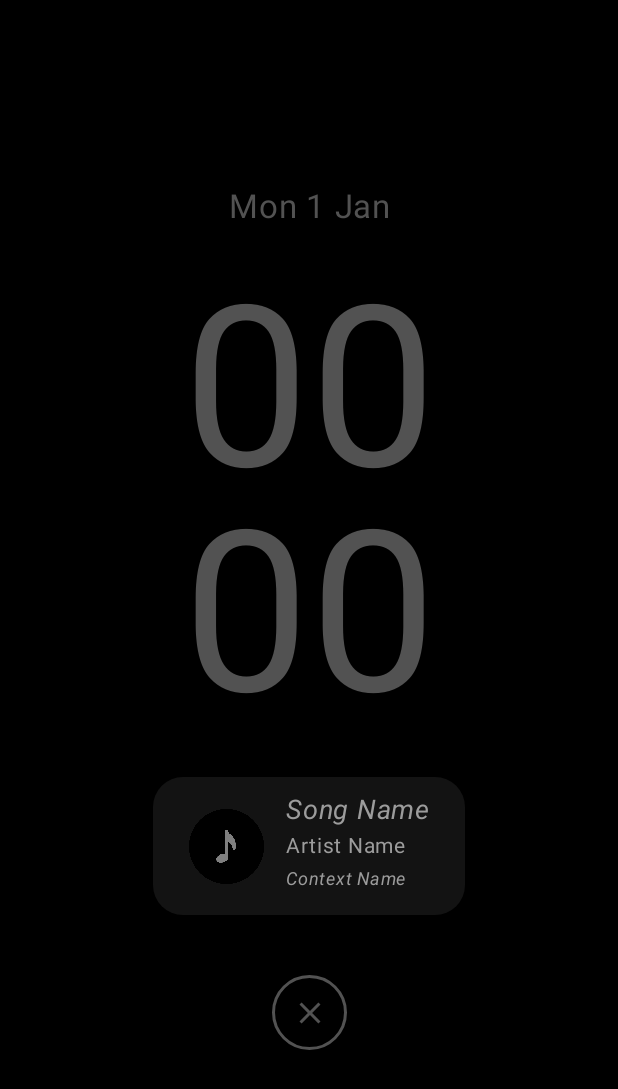
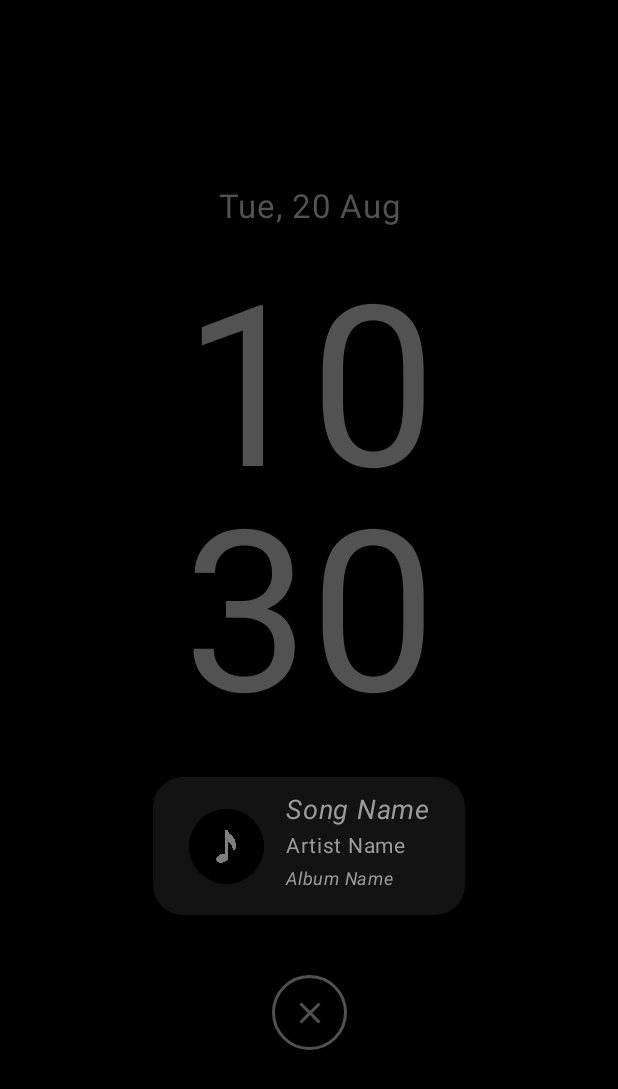
Before and after one commit to ftrono/TestCompose, an Android app built with Jetpack Compose: the ClockActivity screen opened directly, with no data from a screen before it, on a phone screen of 412 x 824 dp. Shown: the top 1089 px of the screen. Run offline under Robolectric (Android 15) with nearby library versions, the phone set to English and light mode, and no system bars; our stand-ins replace livedata-compose.

Commit message:
add Clock date & time update

```diff
--- a/app/src/main/AndroidManifest.xml
+++ b/app/src/main/AndroidManifest.xml
@@ -29,8 +29,8 @@
         </activity>
 
         <activity
-            android:name=".application.FakeLockScreen"
-            android:label="FakeLockScreen"
+            android:name=".application.ClockActivity"
+            android:label="ClockActivity"
             android:theme="@style/Theme.TestCompose"
             android:launchMode="singleInstance"
             android:parentActivityName=".application.MainActivity">
--- a/app/src/main/java/com/ftrono/testCompose/application/FakeLockScreen.kt
+++ b/app/src/main/java/com/ftrono/testCompose/application/ClockActivity.kt
@@ -14,7 +14,6 @@ import androidx.activity.enableEdgeToEdge
 import androidx.compose.foundation.BorderStroke
 import androidx.compose.foundation.Image
 import androidx.compose.foundation.background
-import androidx.compose.foundation.border
 import androidx.compose.foundation.layout.Arrangement
 import androidx.compose.foundation.layout.Box
 import androidx.compose.foundation.layout.Column
@@ -37,7 +36,6 @@ import androidx.compose.material.icons.Icons
 import androidx.compose.material.icons.filled.Close
 import androidx.compose.material3.ButtonDefaults
 import androidx.compose.material3.Card
-import androidx.compose.material3.CardColors
 import androidx.compose.material3.CardDefaults
 import androidx.compose.material3.Icon
 import androidx.compose.material3.OutlinedButton
@@ -45,14 +43,11 @@ import androidx.compose.material3.Surface
 import androidx.compose.material3.Text
 import androidx.compose.runtime.Composable
 import androidx.compose.runtime.getValue
+import androidx.compose.runtime.livedata.observeAsState
 import androidx.compose.runtime.mutableStateOf
 import androidx.compose.runtime.remember
 import androidx.compose.ui.Alignment
 import androidx.compose.ui.Modifier
-import androidx.compose.ui.draw.clip
-import androidx.compose.ui.graphics.ColorFilter
-import androidx.compose.ui.graphics.ColorMatrix
-import androidx.compose.ui.graphics.Shape
 import androidx.compose.ui.graphics.toArgb
 import androidx.compose.ui.platform.LocalConfiguration
 import androidx.compose.ui.res.colorResource
@@ -63,6 +58,7 @@ import androidx.compose.ui.tooling.preview.Preview
 import androidx.compose.ui.unit.dp
 import androidx.compose.ui.unit.sp
 import androidx.compose.ui.zIndex
+import androidx.lifecycle.MutableLiveData
 import com.ftrono.testCompose.R
 import com.ftrono.testCompose.ui.theme.ClockTheme
 import com.ftrono.testCompose.ui.theme.black
@@ -70,16 +66,22 @@ import java.time.LocalDateTime
 import java.time.format.DateTimeFormatter
 
 
-class FakeLockScreen: ComponentActivity() {
+class ClockActivity: ComponentActivity() {
 
-    private val TAG: String = FakeLockScreen::class.java.getSimpleName()
+    private val TAG: String = ClockActivity::class.java.getSimpleName()
 
     //Parameters:
-    private var now: LocalDateTime? = null
     private val dateFormat = DateTimeFormatter.ofPattern("E, dd MMM")
     private val hourFormat = DateTimeFormatter.ofPattern("HH")
     private val minsFormat = DateTimeFormatter.ofPattern("mm")
-    private var clockSeparator: String = "\n"
+
+    //Status:
+    private var currentDate = MutableLiveData<String>("Mon 1 Jan")
+    private var currentHour = MutableLiveData<String>("00")
+    private var currentMins = MutableLiveData<String>("00")
+    private var currentSongPlaying = MutableLiveData<String>("Song Name")
+    private var currentArtistPlaying = MutableLiveData<String>("Artist Name")
+    private var currentAlbumPlaying = MutableLiveData<String>("Album Name")
 
 
     override fun onCreate(savedInstanceState: Bundle?) {
@@ -119,9 +121,15 @@ class FakeLockScreen: ComponentActivity() {
     @Preview(heightDp = 360, widthDp = 800)
     @Composable
     fun ClockScreen() {
+        //States:
         val configuration = LocalConfiguration.current
         val isLandscape by remember { mutableStateOf(configuration.orientation == Configuration.ORIENTATION_LANDSCAPE) }
-        //val separator = if (isLandscape) ":" else "\n"
+        val currentDateState by currentDate.observeAsState()
+        val currentHourState by currentHour.observeAsState()
+        val currentMinsState by currentMins.observeAsState()
+        val currentSongPlayingState by currentSongPlaying.observeAsState()
+        val currentArtistPlayingState by currentArtistPlaying.observeAsState()
+        val currentAlbumPlayingState by currentAlbumPlaying.observeAsState()
 
         Column(
             modifier = Modifier
@@ -136,7 +144,7 @@ class FakeLockScreen: ComponentActivity() {
                 modifier = Modifier
                     .padding(bottom = if (!isLandscape) 20.dp else 10.dp)
                     .fillMaxWidth(),
-                text = "Mon 1 Jan",
+                text = currentDateState!!,
                 color = colorResource(id = R.color.faded_grey),
                 textAlign = TextAlign.Center,
                 fontSize = 22.sp
@@ -155,7 +163,11 @@ class FakeLockScreen: ComponentActivity() {
                     modifier = Modifier
                         .fillMaxWidth()
                         .zIndex(0f),
-                    text = if (!isLandscape) "00\n00" else "00:00",
+                    text = if (!isLandscape) {
+                        "${currentHourState!!}\n${currentMinsState!!}"
+                    } else {
+                        "${currentHourState!!}:${currentMinsState!!}"
+                    },
                     color = colorResource(id = R.color.faded_grey),
                     textAlign = TextAlign.Center,
                     fontSize = if (!isLandscape) 150.sp else 140.sp,
@@ -209,7 +221,7 @@ class FakeLockScreen: ComponentActivity() {
                             modifier = Modifier
                                 .padding(start = 14.dp)
                                 .wrapContentWidth(),
-                            text = "Song Name",
+                            text = currentSongPlayingState!!,
                             color = colorResource(id = R.color.mid_grey),
                             textAlign = TextAlign.Center,
                             fontSize = 18.sp,
@@ -220,18 +232,18 @@ class FakeLockScreen: ComponentActivity() {
                             modifier = Modifier
                                 .padding(start = 14.dp)
                                 .wrapContentWidth(),
-                            text = "Artist Name",
+                            text = currentArtistPlayingState!!,
                             color = colorResource(id = R.color.mid_grey),
                             textAlign = TextAlign.Center,
                             fontSize = 14.sp
                         )
-                        //CONTEXT NAME:
+                        //ALBUM NAME:
                         Text(
                             modifier = Modifier
                                 .padding(start = 14.dp)
-                                .offset(y=-(2.dp))
+                                .offset(y = -(2.dp))
                                 .wrapContentWidth(),
-                            text = "Context Name",
+                            text = currentAlbumPlayingState!!,
                             color = colorResource(id = R.color.mid_grey),
                             textAlign = TextAlign.Center,
                             fontSize = 12.sp,
@@ -288,9 +300,10 @@ class FakeLockScreen: ComponentActivity() {
     }
 
     fun updateDateClock() {
-        now = LocalDateTime.now()
-//        dateView!!.text = now!!.format(dateFormat)
-//        clockView!!.text = now!!.format(hourFormat) + clockSeparator + now!!.format(minsFormat)
+        var now = LocalDateTime.now()
+        currentDate.postValue(now.format(dateFormat))
+        currentHour.postValue(now.format(hourFormat))
+        currentMins.postValue(now.format(minsFormat))
     }
 
 
@@ -301,6 +314,7 @@ class FakeLockScreen: ComponentActivity() {
             //Update clock (every minute):
             if (intent!!.action == ACTION_TIME_TICK) {
                 updateDateClock()
+                //Log.d(TAG, "ACTION_TIME_TICK: new time detected.")
             }
 
         }
--- a/app/src/main/java/com/ftrono/testCompose/screen/HomeScreen.kt
+++ b/app/src/main/java/com/ftrono/testCompose/screen/HomeScreen.kt
@@ -34,7 +34,7 @@ import androidx.compose.ui.tooling.preview.Preview
 import androidx.compose.ui.unit.dp
 import androidx.compose.ui.unit.sp
 import androidx.compose.ui.zIndex
-import com.ftrono.testCompose.application.FakeLockScreen
+import com.ftrono.testCompose.application.ClockActivity
 import com.ftrono.testCompose.application.MainActivity
 import com.ftrono.testCompose.application.overlayActive
 import com.ftrono.testCompose.application.spotifyLoggedIn
@@ -199,7 +199,7 @@ fun StartButton(overlayActiveState: Boolean, activity: ComponentActivity) {
             if (overlayActive.value == false) {
                 overlayActive.postValue(true)
                 //Start Main:
-                val intent1 = Intent(activity, FakeLockScreen::class.java)
+                val intent1 = Intent(activity, ClockActivity::class.java)
                 activity.startActivity(intent1)
                 Toast.makeText(mContext, "Overlay active!", Toast.LENGTH_SHORT).show()
                 //activity.finish()
```
